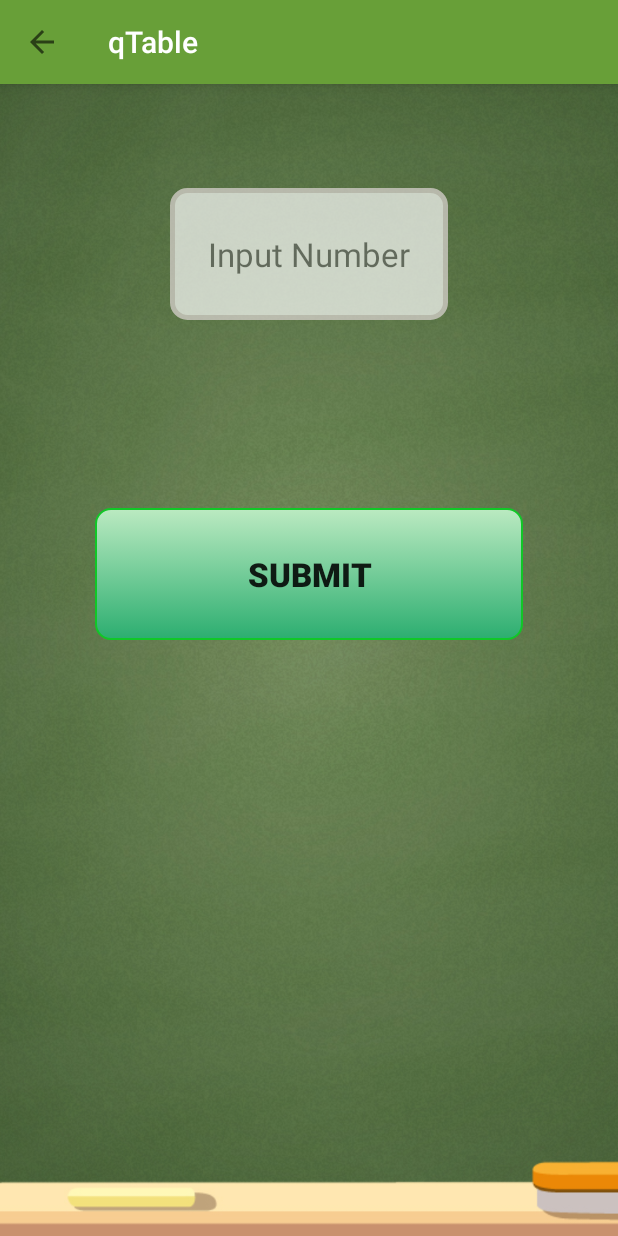
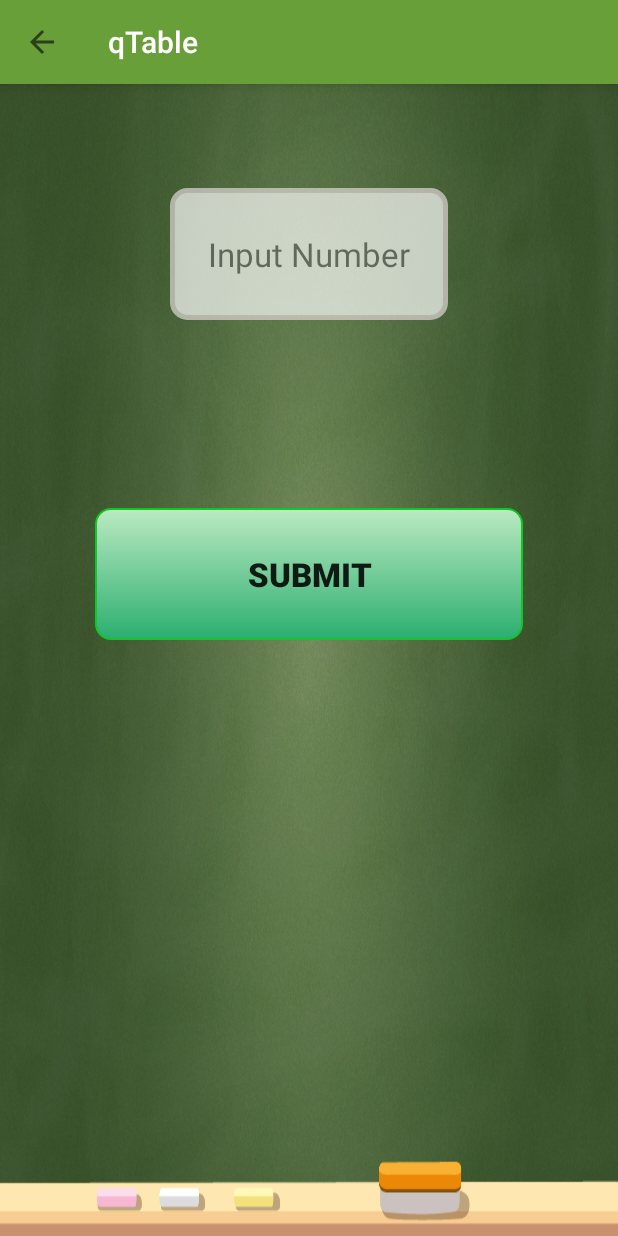
Before and after one commit to codedbyaman/aTable, an Android app: the PracticeTable screen opened directly, with no data from a screen before it, on a phone screen of 412 x 824 dp. Run offline under Robolectric (Android 15) with nearby library versions, the phone set to English and light mode, and no system bars.

Commit message:
minor changes

```diff
--- a/app/src/main/res/layout/activity_pratice.xml
+++ b/app/src/main/res/layout/activity_pratice.xml
@@ -4,14 +4,14 @@
     android:layout_height="match_parent"
     android:orientation="vertical">
 
-    <include layout="@layout/tool_bar"/>
+    <include android:id="@+id/tool_bar"
+        layout="@layout/tool_bar"/>
 
 
-    <ImageView
+    <RelativeLayout
         android:layout_width="match_parent"
         android:layout_height="match_parent"
-        android:scaleType="centerCrop"
-        android:src="@drawable/background_greenboard" />
+        android:background="@drawable/background_greenboard" />
 
     <EditText
         android:id="@+id/et_input"
--- a/app/src/main/res/values-sw320dp/dimens.xml
+++ b/app/src/main/res/values-sw320dp/dimens.xml
@@ -76,7 +76,7 @@
 
     <dimen name="activity_detail_text_view_table_data_layout_marginLeft">32dp</dimen>
 
-    <dimen name="activity_detail_text_view_textsize">18sp</dimen>
+    <dimen name="activity_detail_text_view_textsize">16sp</dimen>
     <dimen name="activity_detail_layout_marginHorizontal_home">8dp</dimen>
 
 
--- a/app/src/main/res/values-sw360dp/dimens.xml
+++ b/app/src/main/res/values-sw360dp/dimens.xml
@@ -79,7 +79,7 @@
 
     <dimen name="activity_detail_text_view_table_data_layout_marginLeft">40dp</dimen>
 
-    <dimen name="activity_detail_text_view_textsize">23sp</dimen>
+    <dimen name="activity_detail_text_view_textsize">20sp</dimen>
     <dimen name="activity_detail_layout_marginHorizontal_home">10dp</dimen>
 
 
```
Also changed, not shown: app/src/main/res/layout/activity_main.xml (+3 -5 lines).
